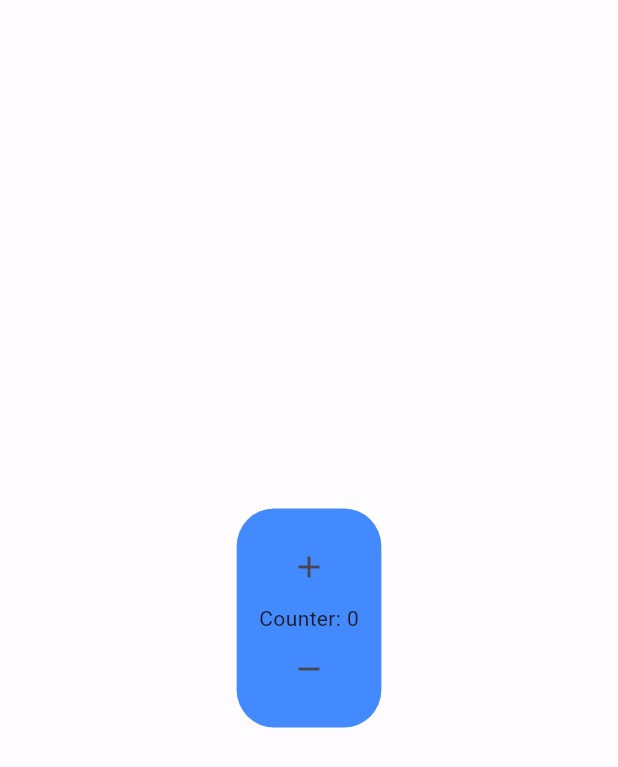
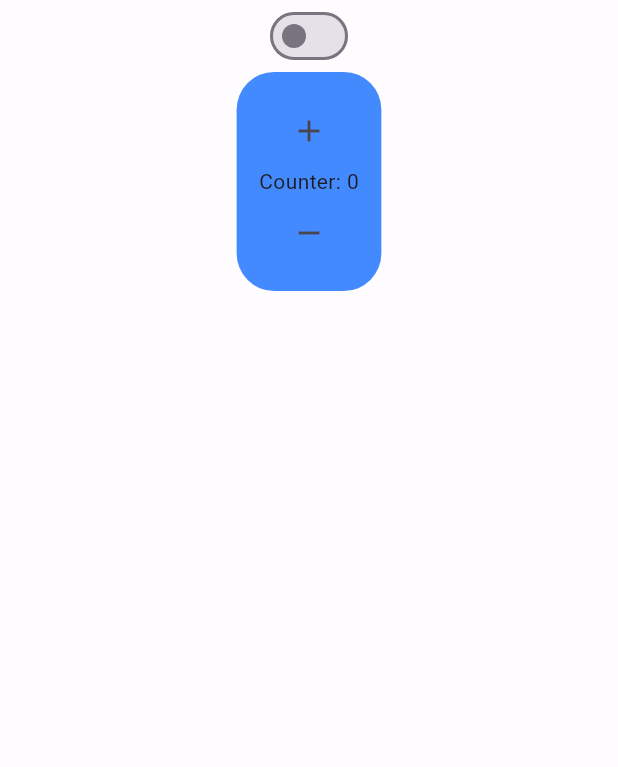
Before and after one commit to BugZilla27/BiteApp, a Flutter app: the screen it shows after launch, on a phone screen of 412 x 824 dp. Shown: the top 767 px of the screen. Run offline on Flutter 3.47's test engine with Material 3 defaults, Android fonts, the phone set to English and light mode, and no system bars; our stand-ins replace google_fonts.

Commit message:
Swtich widget practice

```diff
--- a/lib/counter_home_screen.dart
+++ b/lib/counter_home_screen.dart
@@ -10,13 +10,25 @@ class CounterHomeScreen extends StatefulWidget {
 
 class _CounterHomeScreenState extends State<CounterHomeScreen> {
   int i = 0;
+  bool switchState = false;
   @override
   Widget build(BuildContext context) {
     return Scaffold(
       body: Container(
         color: Colors.white60,
         alignment: Alignment.center,
-        child: Container(
+        child: Column(
+          children: [
+            Switch(
+              value: switchState,
+              onChanged: (val) {
+                setState(() {
+                  switchState = val;
+                });
+              },
+            ),
+            // Counter Widget
+            Container(
               padding: EdgeInsets.all(15),
               decoration: BoxDecoration(
                 borderRadius: BorderRadius.circular(25),
@@ -46,6 +58,8 @@ class _CounterHomeScreenState extends State<CounterHomeScreen> {
                 ],
               ),
             ),
+          ],
+        ),
       ),
     );
   }
```
Lines whose indentation alone changed are shown as unchanged.
